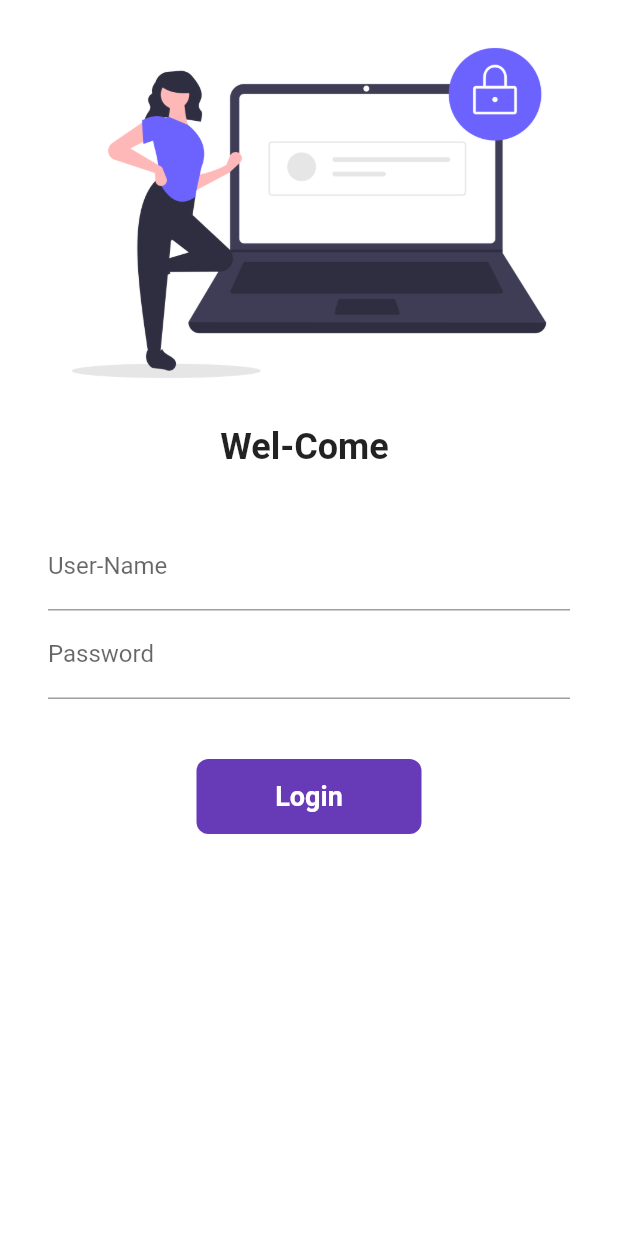
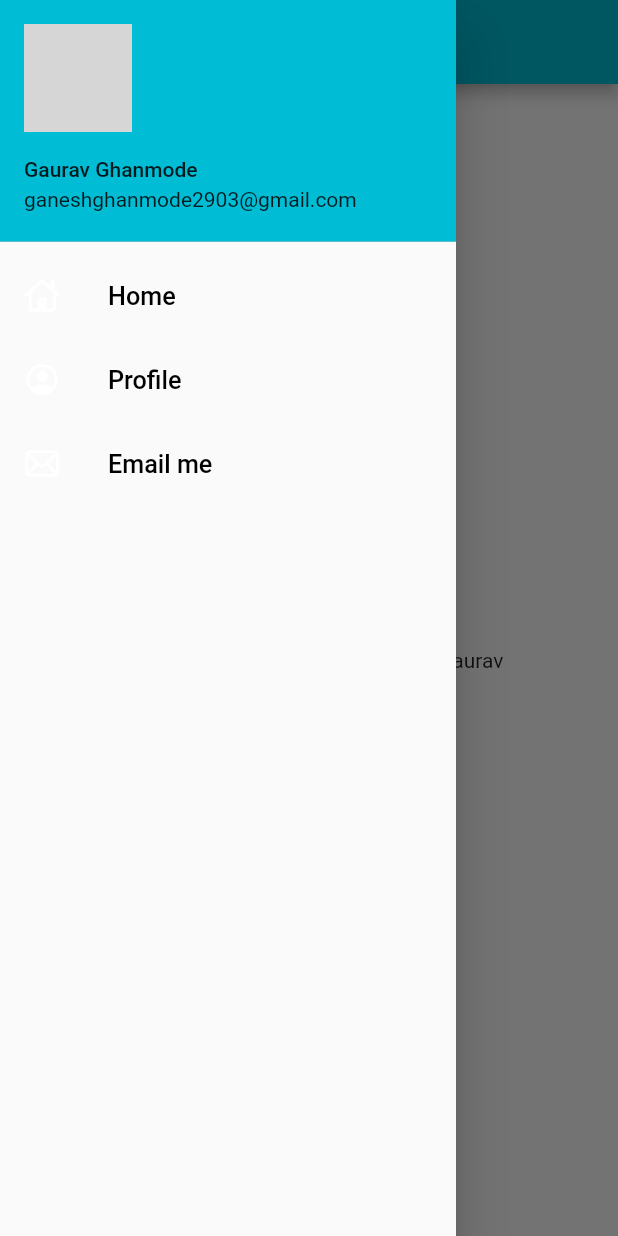
Before and after one commit to Gauravghanmode2903/30DaysOfFlutter, a Flutter app: the screen it shows after launch, with the side drawer open (before the commit the screen has no drawer), on a phone screen of 412 x 824 dp. Run offline on Flutter 3.47's test engine with Material 2 defaults, Android fonts, the phone set to English and light mode, and no system bars; network calls fail; grey boxes are pictures that could not be loaded.

Commit message:
Day-9 commited

```diff
--- a/lib/main.dart
+++ b/lib/main.dart
@@ -18,7 +18,7 @@ class MyApp extends StatelessWidget {
       darkTheme: ThemeData(
         brightness: Brightness.dark,
       ),
-      initialRoute: "/",
+      initialRoute: MyRoutes.homeRoute,
       routes: {
         "/": (context) => LoginPage(),
         MyRoutes.homeRoute: (context) => HomePage(),
--- a/lib/pages/home_page.dart
+++ b/lib/pages/home_page.dart
@@ -1,3 +1,4 @@
+import 'package:firstproject/widgets/drawer.dart';
 import 'package:flutter/material.dart';
 
 class HomePage extends StatelessWidget {
@@ -15,7 +16,7 @@ class HomePage extends StatelessWidget {
           child: Text("Welcome to $days days of flutter with $name"),
         ),
       ),
-      drawer: Drawer(),
+      drawer: MyDrawer(),
     );
   }
 }
--- /dev/null
+++ b/lib/widgets/drawer.dart
@@ -0,0 +1,60 @@
+import 'package:flutter/cupertino.dart';
+import 'package:flutter/material.dart';
+
+class MyDrawer extends StatelessWidget {
+  @override
+  Widget build(BuildContext context) {
+    final imageURL =
+        "https://photos.google.com/search/_cAF1QipOz37pgewLR-WKTIBFhENjk0wz1sRxoSiY_Ganesh/photo/AF1QipNR5cPRYmL38m4t9Nh9X73BDCH68JeNb5-ltRhG";
+
+    return Drawer(
+      child: ListView(
+        children: [
+          DrawerHeader(
+            padding: EdgeInsets.zero,
+            child: UserAccountsDrawerHeader(
+              margin: EdgeInsets.zero,
+              accountName: Text("Gaurav Ghanmode"),
+              accountEmail: Text("ganeshghanmode2903@gmail.com"),
+              currentAccountPicture:
+                  CircleAvatar(backgroundImage: NetworkImage(imageURL)),
+            ),
+          ),
+          ListTile(
+            leading: Icon(
+              CupertinoIcons.home,
+              color: Colors.white,
+            ),
+            title: Text(
+              "Home",
+              textScaleFactor: 1.2,
+              style: TextStyle(color: Colors.black),
+            ),
+          ),
+          ListTile(
+            leading: Icon(
+              CupertinoIcons.profile_circled,
+              color: Colors.white,
+            ),
+            title: Text(
+              "Profile",
+              textScaleFactor: 1.2,
+              style: TextStyle(color: Colors.black),
+            ),
+          ),
+          ListTile(
+            leading: Icon(
+              CupertinoIcons.mail,
+              color: Colors.white,
+            ),
+            title: Text(
+              "Email me",
+              textScaleFactor: 1.2,
+              style: TextStyle(color: Colors.black),
+            ),
+          )
+        ],
+      ),
+    );
+  }
+}
```
